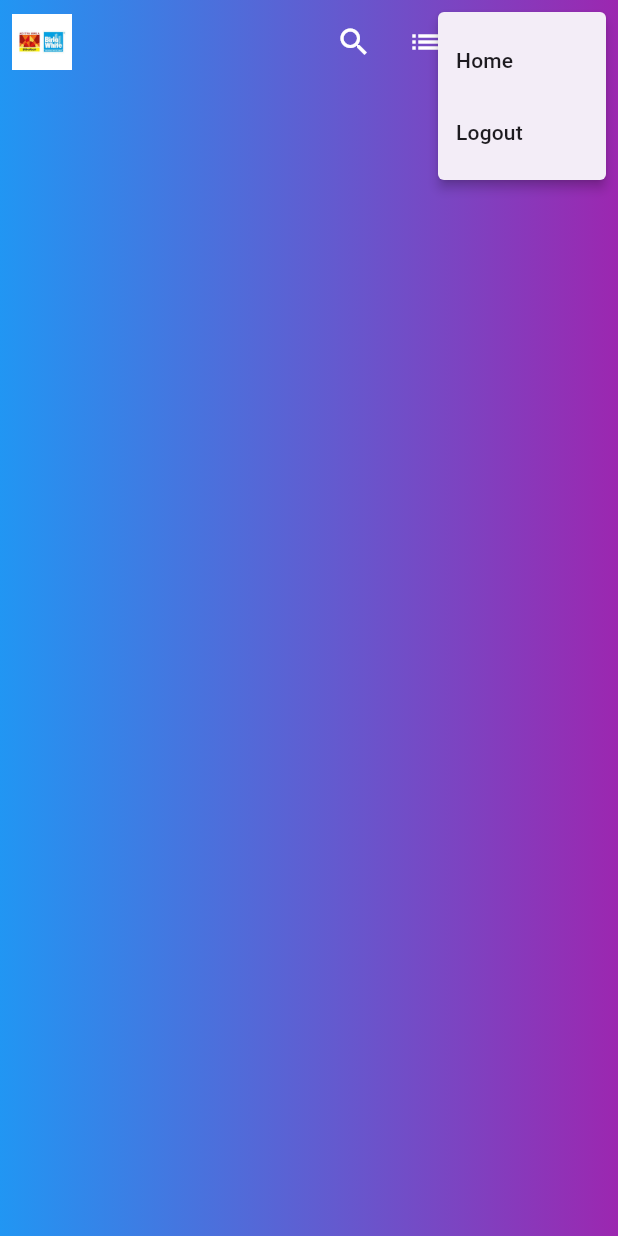
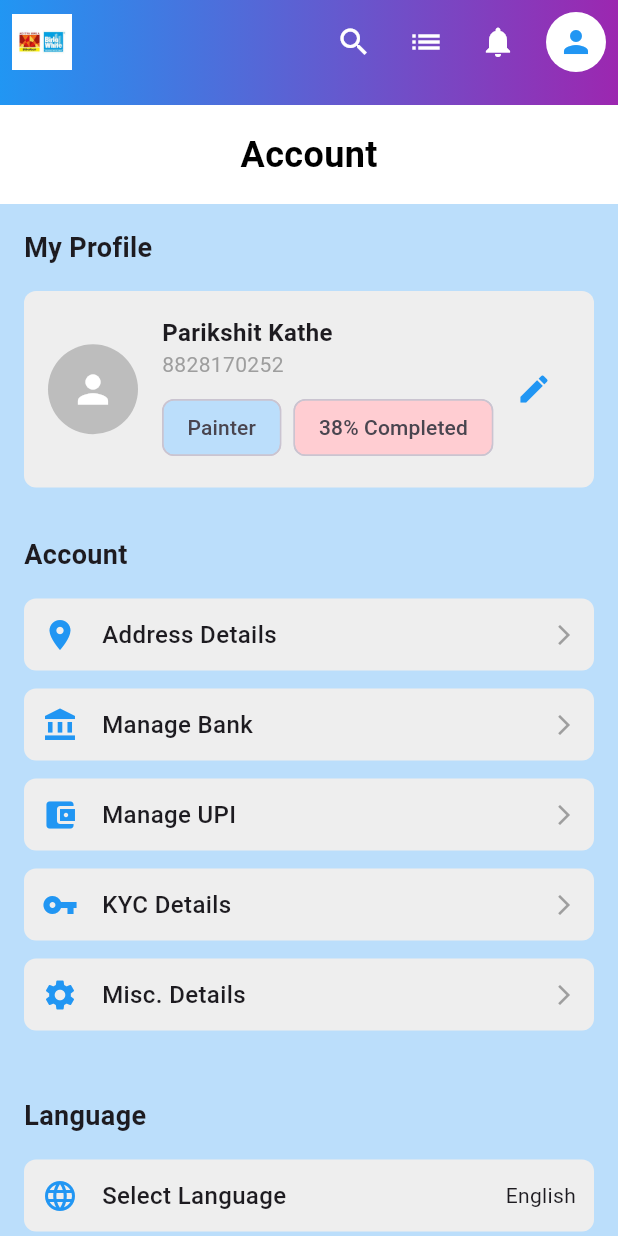
Before and after one commit to raghavinani/BW_web, a Flutter app: the CustomAppBar widget shown alone on an empty page, opened directly, after a tap on the "person" icon, on a phone screen of 412 x 824 dp. Run offline on Flutter 3.47's test engine with Material 3 defaults, Android fonts, the phone set to English and light mode, and no system bars; our stand-ins replace carousel_slider, file_picker, flutter_secure_storage, hive, hive_flutter, marquee; missing offline and left inert: excel, mobile_scanner; accounts and stored records are empty.

Commit message:
added profile page when clicked on profile icon on app bar

```diff
--- a/lib/custom_app_bar/app_bar.dart
+++ b/lib/custom_app_bar/app_bar.dart
@@ -1,7 +1,7 @@
 import 'package:flutter/material.dart';
 import 'package:login/QR_scanner.dart';
 import 'app_links.dart';
-// import 'side_bar.dart';
+import 'package:login/profile_page.dart';
 import 'package:login/RetailerEntry.dart';
 import 'package:login/content.dart';
 
@@ -64,31 +64,17 @@ class CustomAppBar extends StatelessWidget implements PreferredSizeWidget {
           icon: const Icon(Icons.notifications, color: Colors.white),
           onPressed: () {},
         ),
-        PopupMenuButton<String>(
+        IconButton(
           icon: const CircleAvatar(
             backgroundColor: Colors.white,
             child: Icon(Icons.person, color: Colors.blue),
           ),
-          onSelected: (value) {
-            if (value == 'Home') {
-              Navigator.push(
-                context,
-                MaterialPageRoute(builder: (context) => const ContentPage()),
-              );
-            } else if (value == 'Logout') {
-              // Handle logout logic
-            }
+          onPressed: () {
+            Navigator.push(
+              context,
+              MaterialPageRoute(builder: (context) => const ProfilePage()),
+            );
           },
-          itemBuilder: (context) => [
-            const PopupMenuItem(
-              value: 'Home',
-              child: Text('Home'),
-            ),
-            const PopupMenuItem(
-              value: 'Logout',
-              child: Text('Logout'),
-            ),
-          ],
         ),
       ],
     );
--- /dev/null
+++ b/lib/profile_page.dart
@@ -0,0 +1,202 @@
+import 'package:flutter/material.dart';
+import 'package:login/custom_app_bar/side_bar.dart';
+import 'package:login/custom_app_bar/app_bar.dart';
+
+class ProfilePage extends StatelessWidget {
+  const ProfilePage({super.key});
+
+  @override
+  Widget build(BuildContext context) {
+    return Scaffold(
+        appBar: const CustomAppBar(),
+        endDrawer: const CustomSidebar(),
+        body: Container(
+            color: Colors.blue.shade100,
+            child:
+                Column(crossAxisAlignment: CrossAxisAlignment.start, children: [
+              // Static Heading bar
+              Container(
+                padding: const EdgeInsets.all(16),
+                color: Colors.white,
+                child: const Center(
+                  child: Text(
+                    'Account',
+                    style: TextStyle(
+                      fontSize: 24,
+                      fontWeight: FontWeight.bold,
+                      color: Colors.black,
+                    ),
+                  ),
+                ),
+              ),
+              Expanded(
+                child: SingleChildScrollView(
+                  child: Padding(
+                    padding: const EdgeInsets.all(16.0),
+                    child: Column(
+                      crossAxisAlignment: CrossAxisAlignment.start,
+                      children: [
+                        // My Profile Section
+                        const Text(
+                          'My Profile',
+                          style: TextStyle(
+                            fontWeight: FontWeight.bold,
+                            fontSize: 18,
+                          ),
+                        ),
+                        const SizedBox(height: 16),
+                        Container(
+                          padding: const EdgeInsets.all(16),
+                          decoration: BoxDecoration(
+                            borderRadius: BorderRadius.circular(8),
+                            color: Colors.grey.shade200,
+                          ),
+                          child: Row(
+                            children: [
+                              CircleAvatar(
+                                radius: 30,
+                                backgroundColor: Colors.grey.shade400,
+                                child: const Icon(Icons.person,
+                                    size: 30, color: Colors.white),
+                              ),
+                              const SizedBox(width: 16),
+                              Expanded(
+                                child: Column(
+                                  crossAxisAlignment: CrossAxisAlignment.start,
+                                  children: [
+                                    const Text(
+                                      'Parikshit Kathe',
+                                      style: TextStyle(
+                                        fontWeight: FontWeight.bold,
+                                        fontSize: 16,
+                                      ),
+                                    ),
+                                    const Text(
+                                      '8828170252',
+                                      style: TextStyle(
+                                        color: Colors.grey,
+                                      ),
+                                    ),
+                                    const SizedBox(height: 8),
+                                    Row(
+                                      children: [
+                                        Chip(
+                                          label: const Text('Painter'),
+                                          backgroundColor: Colors.blue.shade100,
+                                        ),
+                                        const SizedBox(width: 8),
+                                        Chip(
+                                          label: const Text('38% Completed'),
+                                          backgroundColor: Colors.red.shade100,
+                                        ),
+                                      ],
+                                    ),
+                                  ],
+                                ),
+                              ),
+                              IconButton(
+                                icon:
+                                    const Icon(Icons.edit, color: Colors.blue),
+                                onPressed: () {
+                                  ScaffoldMessenger.of(context).showSnackBar(
+                                    const SnackBar(
+                                        content: Text('Edit Profile Clicked')),
+                                  );
+                                },
+                              ),
+                            ],
+                          ),
+                        ),
+                        const SizedBox(height: 32),
+                        // Account Section
+                        const Text(
+                          'Account',
+                          style: TextStyle(
+                            fontWeight: FontWeight.bold,
+                            fontSize: 18,
+                          ),
+                        ),
+                        const SizedBox(height: 16),
+                        _buildAccountField(
+                            context, 'Address Details', Icons.location_on),
+                        _buildAccountField(
+                            context, 'Manage Bank', Icons.account_balance),
+                        _buildAccountField(context, 'Manage UPI',
+                            Icons.account_balance_wallet),
+                        _buildAccountField(
+                            context, 'KYC Details', Icons.vpn_key),
+                        _buildAccountField(
+                            context, 'Misc. Details', Icons.settings),
+                        const SizedBox(height: 32),
+                        // Language Section
+                        const Text(
+                          'Language',
+                          style: TextStyle(
+                            fontWeight: FontWeight.bold,
+                            fontSize: 18,
+                          ),
+                        ),
+                        const SizedBox(height: 16),
+                        _buildAccountField(
+                            context, 'Select Language', Icons.language,
+                            trailing: const Text('English')),
+                        const SizedBox(height: 32),
+                        // About Us Section
+                        const Text(
+                          'About Us',
+                          style: TextStyle(
+                            fontWeight: FontWeight.bold,
+                            fontSize: 18,
+                          ),
+                        ),
+                        const SizedBox(height: 16),
+                        _buildAccountField(
+                            context, 'View About Us', Icons.info),
+                      ],
+                    ),
+                  ),
+                ),
+              )
+            ])));
+  }
+
+  Widget _buildAccountField(BuildContext context, String title, IconData icon,
+      {Widget? trailing}) {
+    return GestureDetector(
+      onTap: () {
+        ScaffoldMessenger.of(context).showSnackBar(
+          SnackBar(content: Text('$title Clicked')),
+        );
+      },
+      child: Container(
+        margin: const EdgeInsets.only(bottom: 12),
+        padding: const EdgeInsets.all(12),
+        decoration: BoxDecoration(
+          borderRadius: BorderRadius.circular(8),
+          color: Colors.grey.shade200,
+        ),
+        child: Row(
+          children: [
+            Icon(icon, color: Colors.blue),
+            const SizedBox(width: 16),
+            Expanded(
+              child: Text(
+                title,
+                style: const TextStyle(
+                  fontSize: 16,
+                  fontWeight: FontWeight.w500,
+                ),
+              ),
+            ),
+            trailing ??
+                const Icon(
+                  Icons.arrow_forward_ios,
+                  size: 16,
+                  color: Colors.grey,
+                ),
+          ],
+        ),
+      ),
+    );
+  }
+}
```
